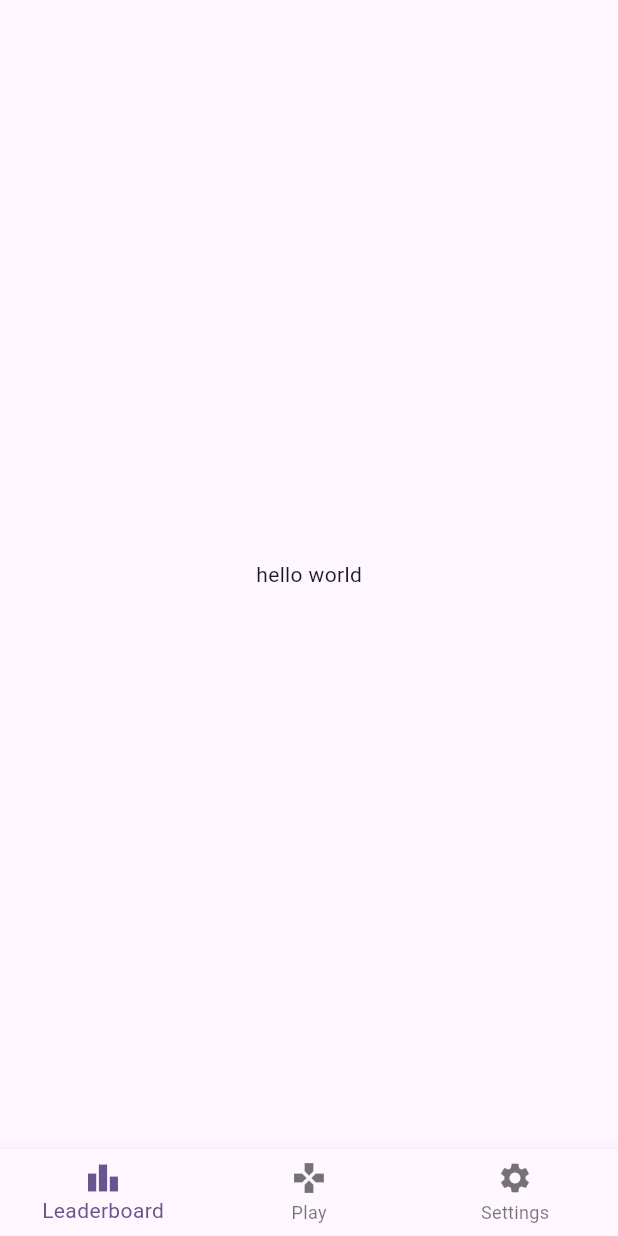
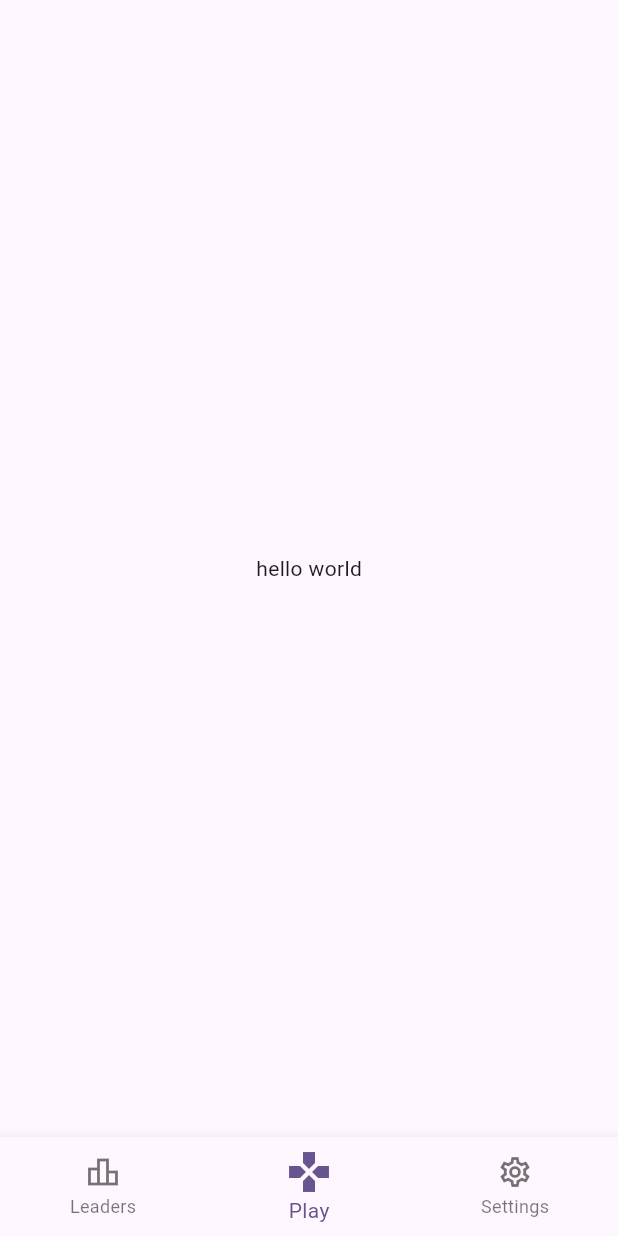
Before and after one commit to viktor-kindrat/guess-the-number-game-flutter, a Flutter app: the screen it shows after launch, on a phone screen of 412 x 824 dp. Run offline on Flutter 3.47's test engine with Material 3 defaults, Android fonts, the phone set to English and light mode, and no system bars.

Commit message:
app initial state

```diff
--- a/lib/pages/home.page.dart
+++ b/lib/pages/home.page.dart
@@ -8,12 +8,33 @@ class MyHomePage extends StatefulWidget {
 }
 
 class _MyHomePageState extends State<MyHomePage> {
-  int _counter = 0;
+  int _selectedTab = 1;
 
-  void _incrementCounter() {
+  void _onMenuTap(int index) {
     setState(() {
-      _counter++;
+      _selectedTab = index;
     });
+  }
+
+  List<BottomNavigationBarItem> get _bottomMenu {
+    return [
+      BottomNavigationBarItem(
+        icon: Icon(
+          _selectedTab == 0 ? Icons.leaderboard : Icons.leaderboard_outlined,
+        ),
+        label: "Leaders",
+      ),
+      BottomNavigationBarItem(
+        icon: Icon(_selectedTab == 1 ? Icons.gamepad : Icons.gamepad_outlined),
+        label: "Play",
+      ),
+      BottomNavigationBarItem(
+        icon: Icon(
+          _selectedTab == 2 ? Icons.settings : Icons.settings_outlined,
+        ),
+        label: "Settings",
+      ),
+    ];
   }
 
   @override
@@ -26,17 +47,10 @@ class _MyHomePageState extends State<MyHomePage> {
         ),
       ),
       bottomNavigationBar: BottomNavigationBar(
-        items: [
-          BottomNavigationBarItem(
-            icon: Icon(Icons.leaderboard),
-            label: "Leaderboard",
-          ),
-          BottomNavigationBarItem(icon: Icon(Icons.gamepad), label: "Play"),
-          BottomNavigationBarItem(
-            icon: Icon(Icons.settings),
-            label: "Settings",
-          ),
-        ],
+        currentIndex: _selectedTab,
+        onTap: _onMenuTap,
+        selectedIconTheme: IconThemeData(size: 32),
+        items: _bottomMenu,
       ),
     );
   }
```
Also changed, not shown: lib/controllers/game.controller.dart (deleted, +0 -16 lines).
